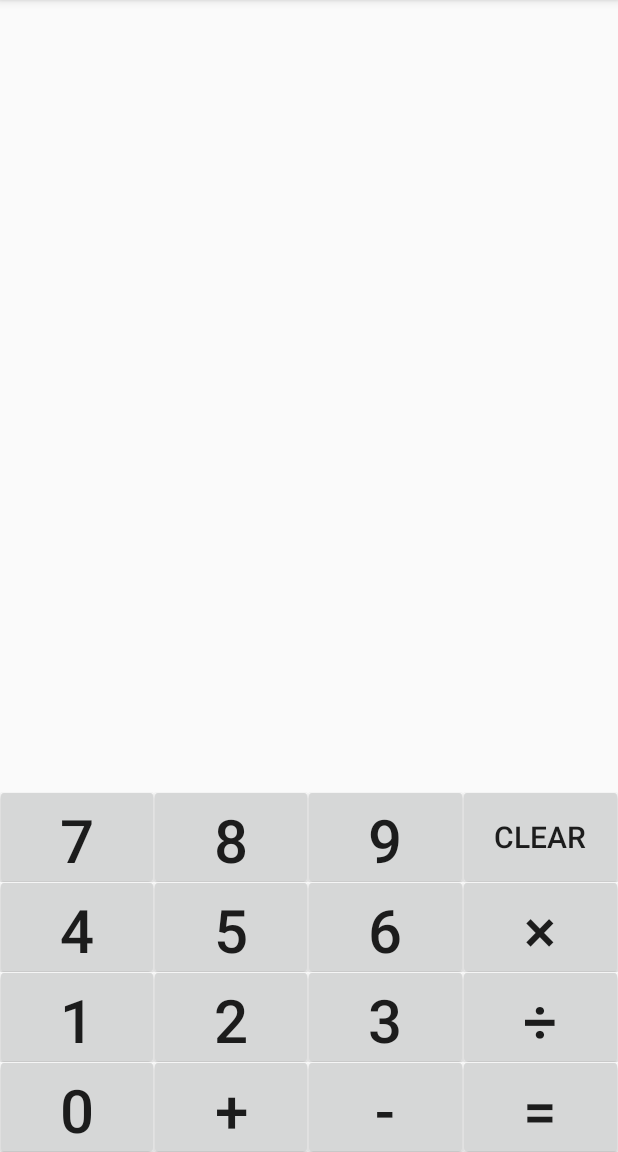
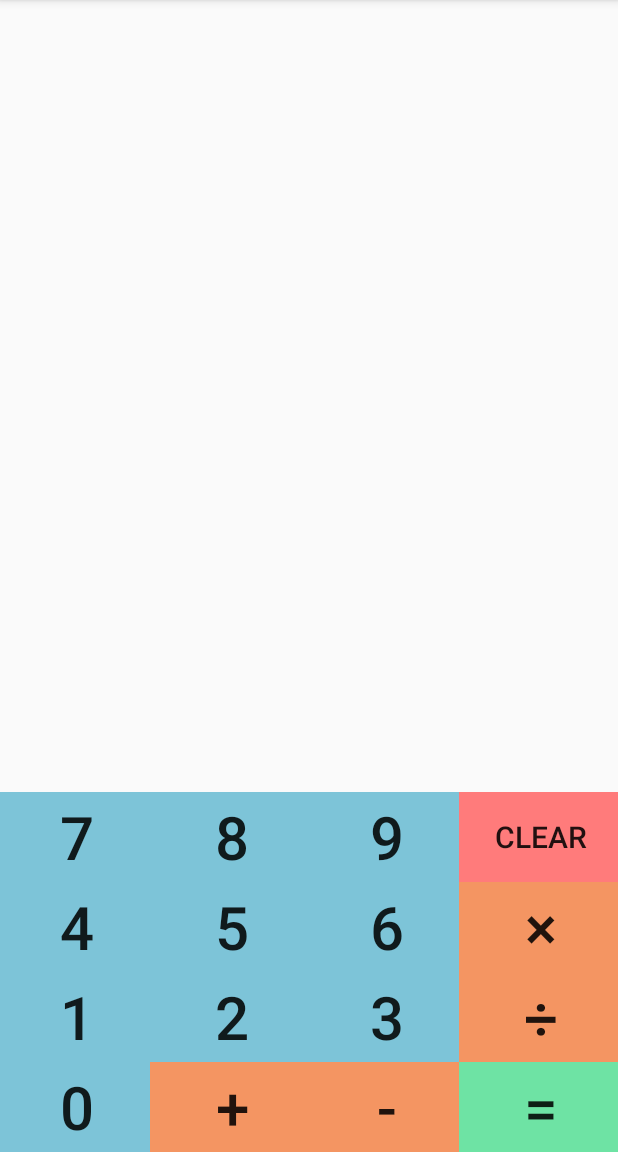
Before and after one commit to prestaylor51/CalculatorK3, an Android app: the screen it shows after launch (MainActivity), on a phone screen of 412 x 824 dp, the part 84-1236 px from its top. Run offline under Robolectric (Android 15) with nearby library versions, the phone set to English and light mode, and no system bars.

Commit message:
got color, can't figure out spacing

```diff
--- a/app/src/main/java/com/taylor/preston/calculatork3/MainActivity.java
+++ b/app/src/main/java/com/taylor/preston/calculatork3/MainActivity.java
@@ -26,8 +26,6 @@ public class MainActivity extends AppCompatActivity {
     protected void onCreate(Bundle savedInstanceState) {
         super.onCreate(savedInstanceState);
         setContentView(R.layout.activity_main);
-
-
 
     }
 
--- a/app/src/main/res/layout/activity_main.xml
+++ b/app/src/main/res/layout/activity_main.xml
@@ -42,8 +42,8 @@
             style="@style/EqualButton"
             android:id="@+id/buttonEqual"
             android:onClick="evaluateEquation"
-            android:text="@string/button_equal"
-            />
+            android:textSize="40dp"
+            android:text="@string/button_equal" />
     </LinearLayout>
 
     <LinearLayout
--- a/app/src/main/res/values/styles.xml
+++ b/app/src/main/res/values/styles.xml
@@ -9,50 +9,49 @@
     </style>
 
     <style name="NumButton">
-        <!--<item name="android:background">@color/colorNumButton</item>-->
+        <item name="android:background">@color/colorNumButton</item>
         <item name="android:layout_marginTop">-5dp</item>
         <item name="android:layout_marginBottom">-5dp</item>
         <item name="android:layout_marginLeft">-3dp</item>
         <item name="android:layout_marginRight">-3dp</item>
-        <item name="android:layout_width">wrap_content</item>
+        <item name="android:layout_width">match_parent</item>
         <item name="android:layout_height">match_parent</item>
         <item name="android:layout_weight">0.25</item>
         <item name="android:textSize">40dp</item>
     </style>
 
     <style name="OpButton">
-        <!--<item name="android:background">@color/colorOpButton</item>-->
+        <item name="android:background">@color/colorOpButton</item>
         <item name="android:layout_marginTop">-5dp</item>
         <item name="android:layout_marginBottom">-5dp</item>
         <item name="android:layout_marginLeft">-3dp</item>
         <item name="android:layout_marginRight">-3dp</item>
-        <item name="android:layout_width">wrap_content</item>
+        <item name="android:layout_width">match_parent</item>
         <item name="android:layout_height">match_parent</item>
         <item name="android:layout_weight">0.25</item>
         <item name="android:textSize">40dp</item>
     </style>
 
     <style name="ClearButton">
-        <!--<item name="android:background">@color/colorClearButton</item>-->
-        <!--<item name="android:background">@android:drawable/btn_default</item>-->
-        <!--<item name="android:colorBackground">@color/colorClearButton</item>-->
+        <item name="android:background">@color/colorClearButton</item>
         <item name="android:layout_marginTop">-5dp</item>
         <item name="android:layout_marginBottom">-5dp</item>
         <item name="android:layout_marginLeft">-3dp</item>
         <item name="android:layout_marginRight">-3dp</item>
-        <item name="android:layout_width">wrap_content</item>
+        <item name="android:layout_width">match_parent</item>
         <item name="android:layout_height">match_parent</item>
         <item name="android:layout_weight">0.25</item>
         <item name="android:textSize">20dp</item>
+
     </style>
 
     <style name="EqualButton">
-        <!--<item name="android:background">@color/colorEqualButton</item>-->
+        <item name="android:background">@color/colorEqualButton</item>
         <item name="android:layout_marginTop">-5dp</item>
         <item name="android:layout_marginBottom">-5dp</item>
         <item name="android:layout_marginLeft">-3dp</item>
         <item name="android:layout_marginRight">-3dp</item>
-        <item name="android:layout_width">wrap_content</item>
+        <item name="android:layout_width">match_parent</item>
         <item name="android:layout_height">match_parent</item>
         <item name="android:layout_weight">0.25</item>
         <item name="android:textSize">40dp</item>
```
Also changed, not shown: app/src/main/res/drawable/roundedbutton.xml (added, +12 -0 lines).
